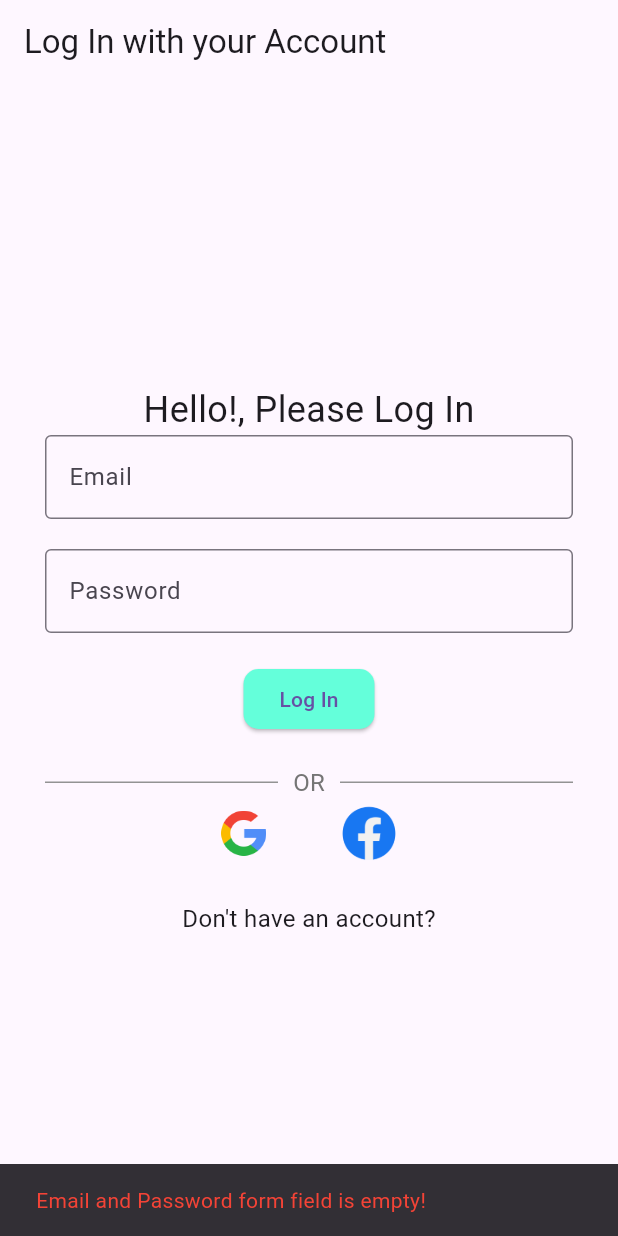
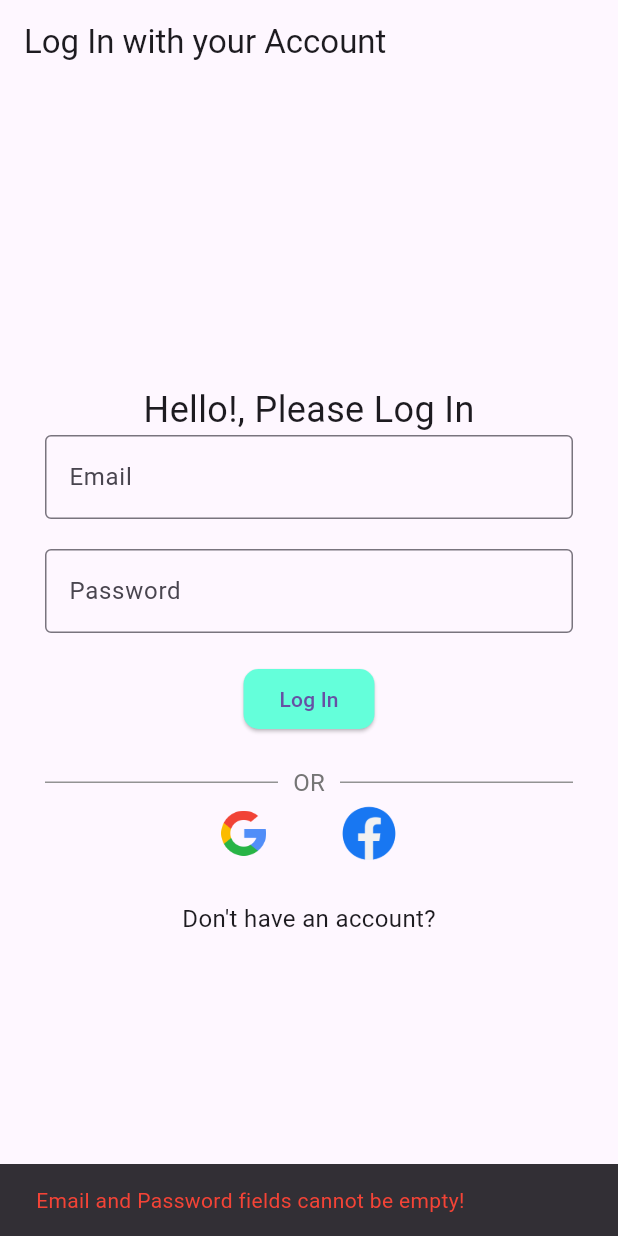
Before and after one commit to iNeedHelpBro/metricals, a Flutter app: the screen it shows after launch, after a tap on "Log In", on a phone screen of 412 x 824 dp. Run offline on Flutter 3.47's test engine with Material 3 defaults, Android fonts, the phone set to English and light mode, and no system bars; our stand-ins replace awesome_bottom_bar, cached_network_image, connectivity_plus, fl_chart, flutter_easyloading, flutter_spinkit and 4 more; missing offline and left inert: uni_links5; accounts and stored records are empty.

Commit message:
new improvements has been added

```diff
--- a/lib/main.dart
+++ b/lib/main.dart
@@ -1,21 +1,20 @@
 // ignore_for_file: prefer_const_constructors
 
-import 'package:flutter/foundation.dart';
 import 'package:flutter/material.dart';
-import 'package:metrical/components/my_button.dart';
-import 'package:metrical/pages/sign_in.dart';
+import 'package:flutter_easyloading/flutter_easyloading.dart';
 import 'package:metrical/provider/menu_provider.dart';
 import 'package:metrical/services/auth_stats.dart';
 import 'package:metrical/services/network/internetwraper.dart';
 import 'package:metrical/services/supabase_auth.dart';
 import 'package:metrical/states/states.dart';
 import 'package:provider/provider.dart';
-import 'package:supabase_flutter/supabase_flutter.dart';
+import 'package:uni_links5/uni_links.dart';
 
 void main() async {
   WidgetsFlutterBinding.ensureInitialized();
 
   await SupabaseAuth.initialize();
+  urlDeepLink();
   runApp(
     MultiProvider(
       providers: [
@@ -32,6 +31,7 @@ class MyApp extends StatelessWidget {
   @override
   Widget build(BuildContext context) {
     return MaterialApp(
+      builder: EasyLoading.init(),
       scaffoldMessengerKey: snackbar,
       title: 'MetriCal App',
       theme: ThemeData(
@@ -41,3 +41,11 @@ class MyApp extends StatelessWidget {
     );
   }
 }
+
+void urlDeepLink() {
+  uriLinkStream.listen((data) {
+    if (data != null) {
+      SupabaseAuth.client.auth.getSessionFromUrl(data);
+    }
+  });
+}
--- a/lib/pages/log_in.dart
+++ b/lib/pages/log_in.dart
@@ -1,6 +1,7 @@
 // ignore_for_file: prefer_const_constructors
 
 import 'package:flutter/material.dart';
+import 'package:flutter_easyloading/flutter_easyloading.dart';
 import 'package:metrical/main/homepage.dart';
 import 'package:metrical/main/stats.dart';
 import 'package:metrical/pages/create_account.dart';
@@ -65,33 +66,66 @@ class _LogInState extends State<LogIn> {
                   final email = emailController;
                   final password = passwordController;
 
+                  loadingDialog().then((val) async {
+                    EasyLoading.dismiss();
                     try {
-                    if (emailController.text.isEmpty ||
-                        passwordController.text.isEmpty) {
+                      if (email.text.isEmpty || password.text.isEmpty) {
                         if (mounted) {
                           States.instance.showtheSnackbar(
-                            title: 'Email and Password form field is empty!');
+                            title: 'Email and Password fields cannot be empty!',
+                            color: Colors.red,
+                          );
                         }
                       } else {
-                      await SupabaseAuth.instance
+                        final response = await SupabaseAuth.instance
                             .signIn(email.text.trim(), password.text.trim());
+
+                        if (response.user != null) {
                           States.instance.showtheSnackbar(
                             title: 'Logged In Successfully!',
                             duration: 5,
-                          color: yellowScheme);
+                            color: yellowScheme,
+                          );
                           Navigator.pushReplacement(
                             context,
                             MaterialPageRoute(
-                          builder: (cotnext) => const Homepage(),
+                              builder: (context) => const Homepage(),
                             ),
+                          );
+                        } else {
+                          States.instance.showtheSnackbar(
+                            title:
+                                'Invalid email or password. Please try again.',
+                            color: Colors.red,
+                          );
+                        }
+                      }
+                    } on AuthException catch (e) {
+                      if (e.message.contains('Invalid login credentials')) {
+                        States.instance.showtheSnackbar(
+                          title: 'Invalid email or password. Please try again.',
+                          color: Colors.red,
+                        );
+                      } else if (e.message.contains('User not found')) {
+                        States.instance.showtheSnackbar(
+                          title:
+                              'Account does not exist. Please create an account.',
+                          color: Colors.red,
+                        );
+                      } else {
+                        States.instance.showtheSnackbar(
+                          title: 'An error occurred: ${e.message}',
+                          color: Colors.red,
                         );
                       }
                     } catch (e) {
-                    if (mounted) {
-                      ScaffoldMessenger.of(context).showSnackBar(
-                          SnackBar(content: Text('Error logging in at => $e')));
+                      States.instance.showtheSnackbar(
+                        title:
+                            'An unexpected error occurred. Please try again.',
+                        color: Colors.red,
+                      );
                     }
-                  }
+                  });
                 },
                 child: const Text('Log In'),
               ),
@@ -139,7 +173,10 @@ class _LogInState extends State<LogIn> {
                     GestureDetector(
                       onTap: () async {
                         try {
-                          SupabaseAuth.instance.signInWithGoogle();
+                          loadingDialog().then((val) {
+                            EasyLoading.dismiss();
+                            SupabaseAuth.instance.signInWithGoogle(context);
+                          });
                         } catch (e) {
                           print('Error during sign-in: $e');
                         }
--- a/lib/utils/dump.dart
+++ b/lib/utils/dump.dart
@@ -1,8 +1,23 @@
 import 'dart:ui';
 
-Color yellowScheme = const Color.fromARGB(255, 237, 248, 211);
-Color darkScheme = const Color.fromARGB(255, 46, 50, 39);
+import 'package:flutter/material.dart';
+import 'package:flutter_easyloading/flutter_easyloading.dart';
+import 'package:flutter_spinkit/flutter_spinkit.dart';
+import 'package:google_fonts/google_fonts.dart';
 
+/*
+
+App Theme Scheme Color
+
+*/
+Color yellowScheme = const Color.fromARGB(255, 236, 255, 128);
+Color darkScheme = const Color.fromARGB(255, 49, 52, 39);
+
+/*
+
+Use for email as a username
+
+*/
 String cutTo(String? input) {
   if (input == null || !input.contains('@gmail.com')) {
     return '';
@@ -10,3 +25,24 @@ String cutTo(String? input) {
   final index = input.indexOf('@gmail.com');
   return index != -1 ? input.substring(0, index) : input;
 }
+
+/*
+
+loading dialog
+
+*/
+Future<void> loadingDialog() {
+  final loading =
+      EasyLoading.show(indicator: SpinKitDualRing(color: yellowScheme));
+  return loading;
+}
+
+/*
+
+Check if the user creates an account with the @gmail.com as their provider
+
+*/
+
+bool isAGmailProvider(String? email) {
+  return email != null && email.endsWith('@gmail.com');
+}
--- a/pubspec.yaml
+++ b/pubspec.yaml
@@ -45,6 +45,10 @@ dependencies:
   awesome_navigation_bar: ^1.0.4
   awesome_bottom_bar: ^1.2.4
   connectivity_plus: ^6.1.4
+  lottie: ^3.2.0
+  uni_links5: ^0.5.4
+  flutter_easyloading: ^3.0.5
+  flutter_skeleton_ui: ^0.0.6
 
 dev_dependencies:
   flutter_test:
```
Also changed, not shown: assets/animations/error_ani.json (added, +1 -0 lines), lib/components/menus.dart (+27 -8 lines), lib/main/homepage.dart (+11 -4 lines), lib/main/menu_page.dart (+23 -14 lines), lib/main/stats.dart (+41 -8 lines), lib/pages/create_account.dart (+31 -21 lines), lib/pages/profile_setting_page.dart (added, +21 -0 lines), lib/services/supabase_auth.dart (+82 -5 lines), pubspec.lock, 3 other files. Lines whose indentation alone changed are shown as unchanged.
